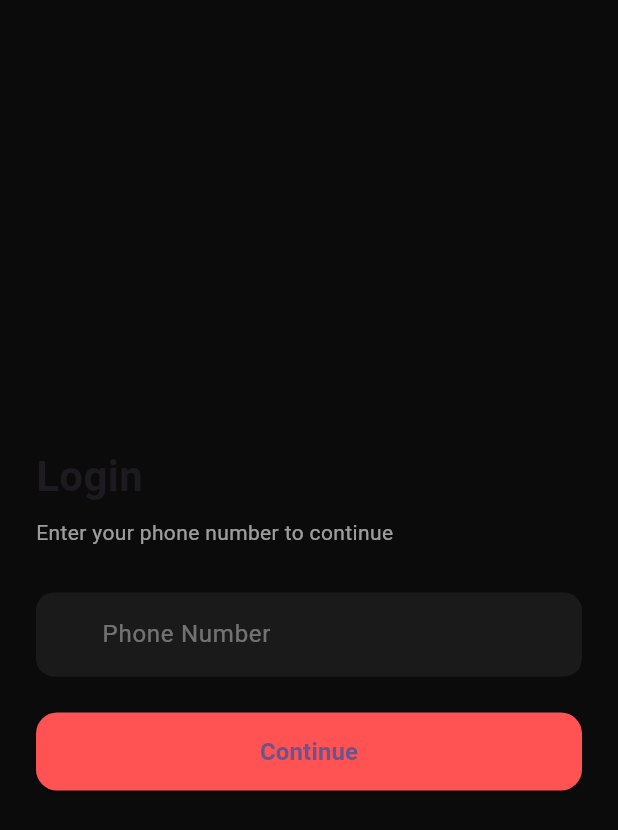
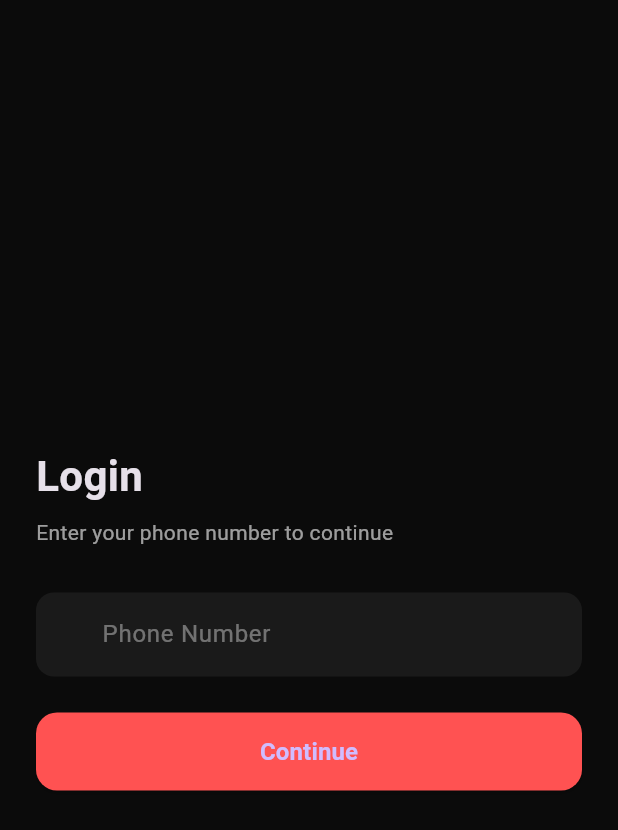
Before and after one commit to spark16x/fixo.go, a Flutter app: the screen it shows after launch, on a phone screen of 412 x 824 dp. Shown: the top 830 px of the screen. Run offline on Flutter 3.47's test engine with Material 3 defaults, Android fonts, the light colour scheme and no system bars.

Commit message:
update main.dart

```diff
--- a/lib/main.dart
+++ b/lib/main.dart
@@ -13,10 +13,7 @@ class MyApp extends StatelessWidget {
   Widget build(BuildContext context) {
     return MaterialApp(
       title: 'Fixo.go',
-      theme: ThemeData(
-
-        colorScheme: ColorScheme.fromSeed(seedColor: Colors.deepPurple),
-      ),
+      theme: ThemeData.dark(),
       home: const SplashScreen(),
     );
   }
```
